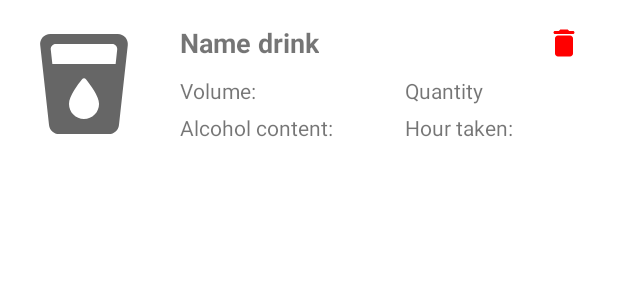
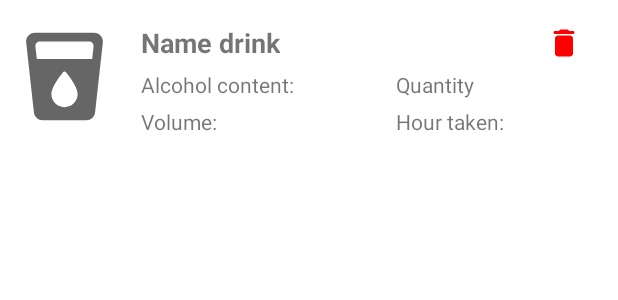
Before and after one commit to Samyber/Tesi_Bertelli_Calchi_Campelli, an Android app: the layout item_drink_added.xml on its own in the app's theme, with its tools: preview values and no code run, on a phone screen of 412 x 824 dp. Shown: the top 300 px of the screen. Run offline under Robolectric (Android 15) with nearby library versions, the phone set to English and light mode, and no system bars.

```diff
--- a/app/src/main/res/layout/item_drink_added.xml
+++ b/app/src/main/res/layout/item_drink_added.xml
@@ -7,9 +7,9 @@
 
     <ImageView
         android:id="@+id/imageViewItemDrinkAdded"
-        android:layout_width="80dp"
-        android:layout_height="80dp"
-        android:layout_marginStart="16dp"
+        android:layout_width="70dp"
+        android:layout_height="70dp"
+        android:layout_marginStart="8dp"
         android:layout_marginTop="16dp"
         android:layout_marginBottom="16dp"
         app:layout_constraintBottom_toBottomOf="parent"
@@ -18,12 +18,11 @@
         app:srcCompat="@drawable/ic_round_drink_24" />
 
 
-
     <TextView
         android:id="@+id/nameTextViewItemDrinkAdded"
         android:layout_width="wrap_content"
         android:layout_height="wrap_content"
-        android:layout_marginStart="24dp"
+        android:layout_marginStart="16dp"
         android:text="Name drink"
         android:textSize="18sp"
         android:textStyle="bold"
@@ -33,7 +32,7 @@
     <TableLayout
         android:layout_width="0dp"
         android:layout_height="match_parent"
-        android:layout_marginTop="10dp"
+        android:layout_marginTop="6dp"
         app:layout_constraintEnd_toEndOf="parent"
         app:layout_constraintStart_toStartOf="@+id/nameTextViewItemDrinkAdded"
         app:layout_constraintTop_toBottomOf="@+id/nameTextViewItemDrinkAdded">
@@ -43,11 +42,11 @@
             android:layout_height="match_parent">
 
             <TextView
-                android:id="@+id/volumeTextViewDrinkAdded"
-                android:layout_width="150dp"
+                android:id="@+id/alcoholContentTextViewDrinkAdded"
+                android:layout_width="170dp"
                 android:layout_height="wrap_content"
                 android:layout_column="0"
-                android:text="@string/volume_drink_added" />
+                android:text="@string/alcohol_content_drink_added" />
 
             <TextView
                 android:id="@+id/quantityTextViewDrinkAdded"
@@ -62,13 +61,13 @@
             android:layout_height="match_parent"
             android:layout_marginTop="5dp">
 
+
             <TextView
-                android:id="@+id/alcoholContentTextViewDrinkAdded"
+                android:id="@+id/volumeTextViewDrinkAdded"
                 android:layout_width="wrap_content"
                 android:layout_height="wrap_content"
                 android:layout_column="0"
-                android:text="@string/alcohol_content_drink_added" />
-
+                android:text="@string/volume_drink_added" />
 
             <TextView
                 android:id="@+id/timeTextViewDrinkAdded"
--- a/app/src/main/res/values/strings.xml
+++ b/app/src/main/res/values/strings.xml
@@ -58,6 +58,7 @@
     <string name="no">No</string>
     <string name="enter_weight">Enter your weight</string>
     <string name="calculate">Calculate</string>
+    <string name="error_enter_drink">Enter at least one drink</string>
 
     <string name="volume_drink_added">Volume: </string>
     <string name="alcohol_content_drink_added">Alcohol content: </string>
```
Also changed, not shown: app/src/main/java/com/samaeli/tesi/calculationBloodAlcohol/AlcoholLevelFragment.kt (+74 -9 lines), app/src/main/java/com/samaeli/tesi/models/DrinkAddedItem.kt (+4 -4 lines), app/src/main/res/layout/fragment_alcohol_level.xml (+9 -9 lines).
